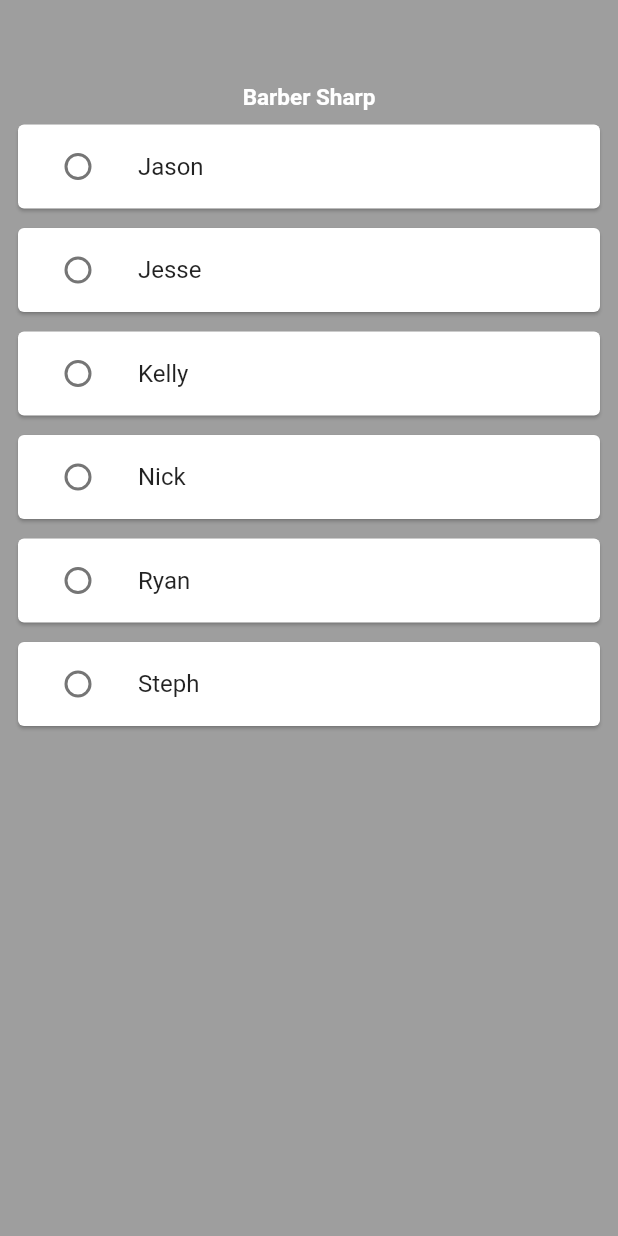
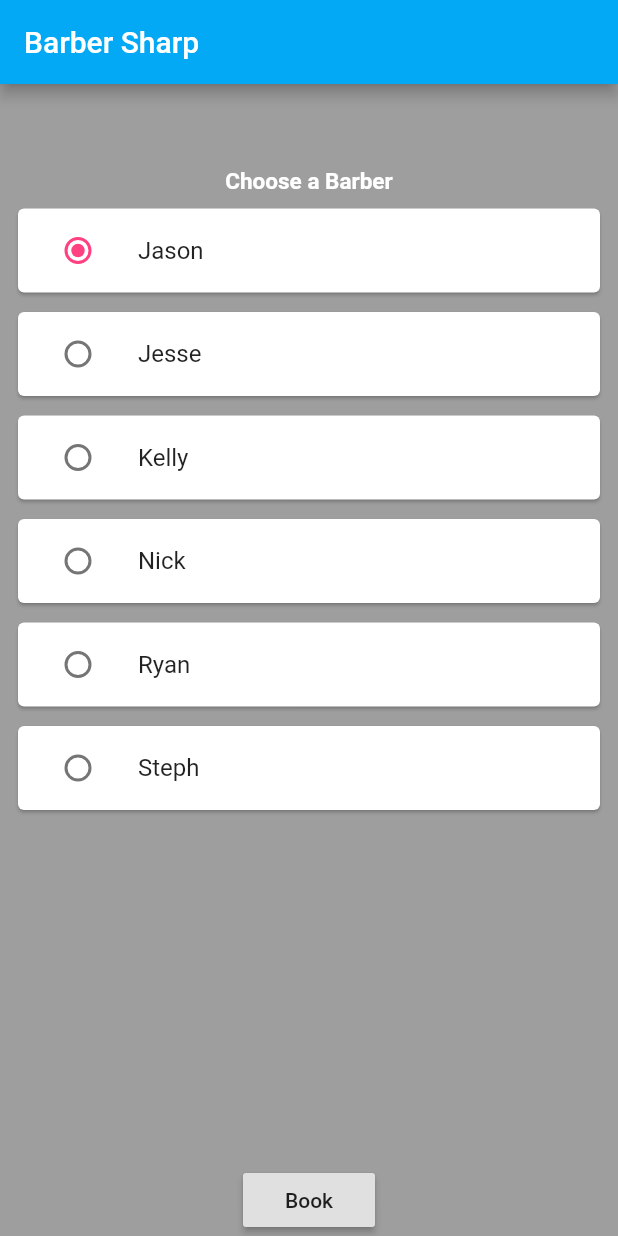
Before and after one commit to js-addis/barbersharp, a Flutter app: the screen it shows after launch, on a phone screen of 412 x 824 dp. Run offline on Flutter 3.47's test engine with Material 2 defaults, Android fonts, the phone set to English and light mode, and no system bars.

Commit message:
Replaced functional app bar creation with default app bar Created submit button Added text to top of the screen

```diff
--- a/lib/ui/landing_page.dart
+++ b/lib/ui/landing_page.dart
@@ -10,7 +10,7 @@ class LandingPage extends StatefulWidget {
 class _LandingPageState extends State<LandingPage> {
 
   List<Barber> _barbers = [];
-  String selectedBarber = '';
+  String selectedBarber;
 
   @override
 
@@ -22,7 +22,7 @@ class _LandingPageState extends State<LandingPage> {
     String fileData = await DefaultAssetBundle.of(context).loadString("assets/barbers.json");
     setState((){
       _barbers = BarberApi.allBarbersFromJson(fileData);
-
+      selectedBarber = _barbers[0].name;
     });
     print(_barbers);
   }
@@ -38,10 +38,29 @@ class _LandingPageState extends State<LandingPage> {
         children: <Widget> [
           _getAppTitleWidget(),
           _getListViewWidget(),
+          Center(
+            child: RaisedButton(child: Text('Book'),
+            onPressed: (){
+              Navigator.pushReplacementNamed(context, '/book');
+            }),
+          )
         ],
       )
     );
   }
+
+  // Gets the App Title and returns it
+  Widget _getAppTitleWidget() {
+    return new Text(
+      'Choose a Barber',
+      style: new TextStyle(
+        color: Colors.white,
+        fontWeight: FontWeight.bold,
+        fontSize: 15.0,
+      )
+    );
+  }
+
   Widget _getListViewWidget() {
     return new Flexible(
       child: new RefreshIndicator(
@@ -82,28 +101,14 @@ class _LandingPageState extends State<LandingPage> {
       ),
     );
   }
-  // Gets the App Title and returns it
-  Widget _getAppTitleWidget() {
-    return new Text(
-      'Barber Sharp',
-      style: new TextStyle(
-        color: Colors.white,
-        fontWeight: FontWeight.bold,
-        fontSize: 15.0,
-      )
-    );
-  }
-  // Loads json data into state object array called _barbers
-
 
   @override
   Widget build(BuildContext context) {
     return new Scaffold(
       backgroundColor: Colors.grey,
+      appBar: AppBar(title: Text('Barber Sharp'),
+      backgroundColor: Colors.lightBlue,),
       body: _buildBody(),
     );
   }
-
-
-
 }
```
